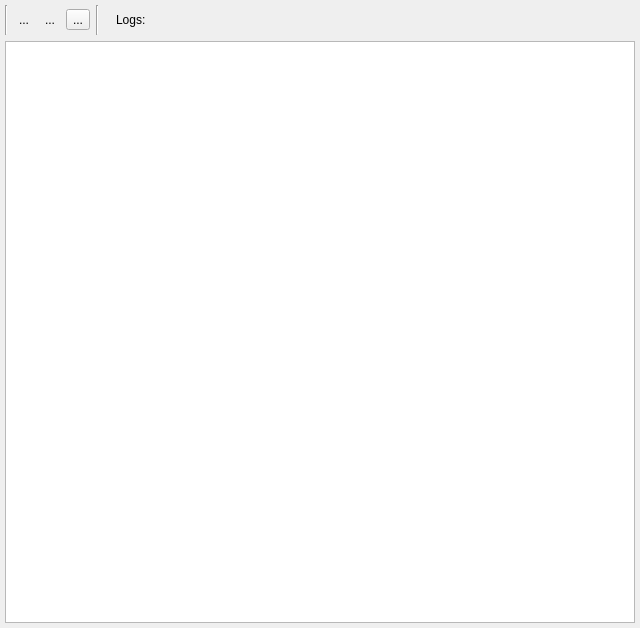
Above: sources/lusan/view/log/ui/LogViewer.ui from aregtech/areg-sdk-tools before the change. Below: the same form after it.
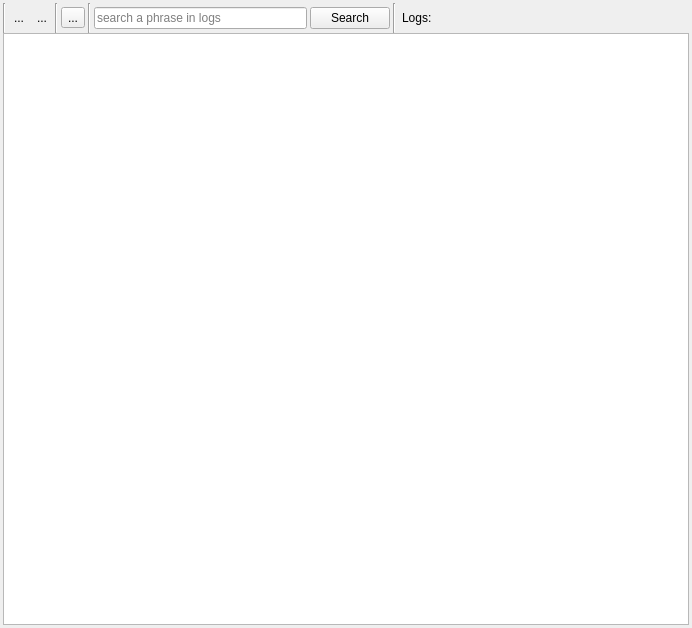
That is the form after the change. Icons and pictures are not drawn.

Commit message: Displays full path of the log database file

Diff of the .ui file:
```diff
--- a/sources/lusan/view/log/ui/LogViewer.ui
+++ b/sources/lusan/view/log/ui/LogViewer.ui
@@ -6,7 +6,7 @@
    <rect>
     <x>0</x>
     <y>0</y>
-    <width>640</width>
+    <width>692</width>
     <height>628</height>
    </rect>
   </property>
@@ -23,21 +23,27 @@
    <bool>true</bool>
   </property>
   <layout class="QVBoxLayout" name="verticalLayout">
+   <property name="spacing">
+    <number>3</number>
+   </property>
    <property name="leftMargin">
-    <number>5</number>
+    <number>3</number>
    </property>
    <property name="topMargin">
-    <number>5</number>
+    <number>3</number>
    </property>
    <property name="rightMargin">
-    <number>5</number>
+    <number>3</number>
    </property>
    <property name="bottomMargin">
-    <number>5</number>
+    <number>3</number>
    </property>
    <item>
-    <layout class="QGridLayout" name="gridLayout">
-     <item row="0" column="0">
+    <layout class="QVBoxLayout" name="verticalLayout_2">
+     <property name="spacing">
+      <number>0</number>
+     </property>
+     <item>
       <widget class="QWidget" name="widget" native="true">
        <property name="enabled">
         <bool>true</bool>
@@ -54,22 +60,36 @@
          <height>30</height>
         </size>
        </property>
-       <widget class="QWidget" name="horizontalLayoutWidget">
-        <property name="geometry">
-         <rect>
-          <x>0</x>
-          <y>0</y>
-          <width>631</width>
+       <property name="maximumSize">
+        <size>
+         <width>16777215</width>
           <height>30</height>
-         </rect>
-        </property>
-        <property name="sizePolicy">
-         <sizepolicy hsizetype="Expanding" vsizetype="Minimum">
-          <horstretch>0</horstretch>
-          <verstretch>0</verstretch>
-         </sizepolicy>
+        </size>
+       </property>
+       <layout class="QHBoxLayout" name="horizontalLayout_3">
+        <property name="spacing">
+         <number>3</number>
         </property>
+        <property name="leftMargin">
+         <number>0</number>
+        </property>
+        <property name="topMargin">
+         <number>0</number>
+        </property>
+        <property name="rightMargin">
+         <number>0</number>
+        </property>
+        <property name="bottomMargin">
+         <number>0</number>
+        </property>
+        <item>
         <layout class="QHBoxLayout" name="horizontalLayout_2">
+          <property name="spacing">
+           <number>0</number>
+          </property>
+          <property name="sizeConstraint">
+           <enum>QLayout::SizeConstraint::SetMaximumSize</enum>
+          </property>
          <property name="leftMargin">
           <number>0</number>
          </property>
@@ -91,6 +111,9 @@
             </sizepolicy>
            </property>
            <layout class="QHBoxLayout" name="horizontalLayout_4">
+             <property name="spacing">
+              <number>3</number>
+             </property>
             <property name="leftMargin">
              <number>0</number>
             </property>
@@ -98,7 +121,7 @@
              <number>0</number>
             </property>
             <property name="rightMargin">
-             <number>11</number>
+              <number>0</number>
             </property>
             <property name="bottomMargin">
              <number>0</number>
@@ -178,6 +201,13 @@
               </property>
              </widget>
             </item>
+             <item>
+              <widget class="Line" name="line_4">
+               <property name="orientation">
+                <enum>Qt::Orientation::Vertical</enum>
+               </property>
+              </widget>
+             </item>
             <item>
              <widget class="QToolButton" name="toolClear">
               <property name="toolTip">
@@ -198,11 +228,98 @@
               </property>
              </widget>
             </item>
-           </layout>
+             <item>
+              <widget class="QWidget" name="widget_4" native="true">
+               <layout class="QHBoxLayout" name="horizontalLayout_5">
+                <property name="spacing">
+                 <number>3</number>
+                </property>
+                <property name="leftMargin">
+                 <number>0</number>
+                </property>
+                <property name="topMargin">
+                 <number>0</number>
+                </property>
+                <property name="rightMargin">
+                 <number>0</number>
+                </property>
+                <property name="bottomMargin">
+                 <number>0</number>
+                </property>
+                <item>
+                 <widget class="QLineEdit" name="textSearch">
+                  <property name="toolTip">
+                   <string>Search a phrase</string>
+                  </property>
+                  <property name="placeholderText">
+                   <string>search a phrase in logs</string>
+                  </property>
+                 </widget>
+                </item>
+                <item>
+                 <widget class="QPushButton" name="buttonSearch">
+                  <property name="toolTip">
+                   <string>Search a prhase in logs</string>
+                  </property>
+                  <property name="text">
+                   <string>Search</string>
+                  </property>
+                  <property name="icon">
+                   <iconset theme="QIcon::ThemeIcon::EditFind"/>
+                  </property>
+                 </widget>
+                </item>
+               </layout>
+              </widget>
+             </item>
+             <item>
+              <widget class="QWidget" name="widget_2" native="true">
+               <property name="sizePolicy">
+                <sizepolicy hsizetype="Expanding" vsizetype="Preferred">
+                 <horstretch>0</horstretch>
+                 <verstretch>0</verstretch>
+                </sizepolicy>
+               </property>
+               <layout class="QHBoxLayout" name="horizontalLayout">
+                <property name="spacing">
+                 <number>6</number>
+                </property>
+                <property name="leftMargin">
+                 <number>0</number>
+                </property>
+                <property name="topMargin">
+                 <number>0</number>
+                </property>
+                <property name="rightMargin">
+                 <number>0</number>
+                </property>
+                <property name="bottomMargin">
+                 <number>0</number>
+                </property>
+                <item>
+                 <widget class="Line" name="line">
+                  <property name="orientation">
+                   <enum>Qt::Orientation::Vertical</enum>
+                  </property>
           </widget>
          </item>
          <item>
           <widget class="QLabel" name="label">
+                  <property name="sizePolicy">
+                   <sizepolicy hsizetype="Minimum" vsizetype="Minimum">
+                    <horstretch>0</horstretch>
+                    <verstretch>0</verstretch>
+                   </sizepolicy>
+                  </property>
+                  <property name="maximumSize">
+                   <size>
+                    <width>40</width>
+                    <height>30</height>
+                   </size>
+                  </property>
+                  <property name="toolTip">
+                   <string>Log file location</string>
+                  </property>
            <property name="text">
             <string>Logs:</string>
            </property>
@@ -211,11 +328,14 @@
          <item>
           <widget class="QLabel" name="lableFile">
            <property name="sizePolicy">
-            <sizepolicy hsizetype="Expanding" vsizetype="Minimum">
+                   <sizepolicy hsizetype="Expanding" vsizetype="Preferred">
              <horstretch>0</horstretch>
              <verstretch>0</verstretch>
             </sizepolicy>
            </property>
+                  <property name="frameShadow">
+                   <enum>QFrame::Shadow::Plain</enum>
+                  </property>
            <property name="text">
             <string/>
            </property>
@@ -223,9 +343,16 @@
          </item>
         </layout>
        </widget>
-      </widget>
-     </item>
-     <item row="1" column="0">
+             </item>
+            </layout>
+           </widget>
+          </item>
+         </layout>
+        </item>
+       </layout>
+      </widget>
+     </item>
+     <item>
       <widget class="QTableView" name="logView">
        <property name="editTriggers">
         <set>QAbstractItemView::EditTrigger::NoEditTriggers</set>
```
Left out of the diff: 3 changed lines with no effect on the pictures. Lines whose indentation alone changed are shown as unchanged.
